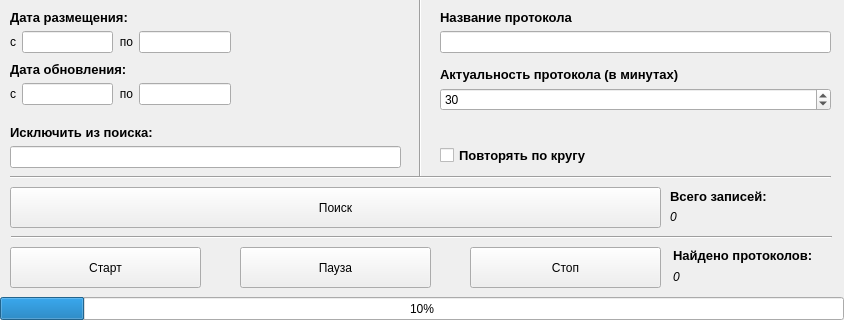
First picture: the form in gui.ui, repository jMurad/zakupki, before the edit; both pictures show x 0 to 844 and y 353 to 673 of the 844 by 673 pixel window.
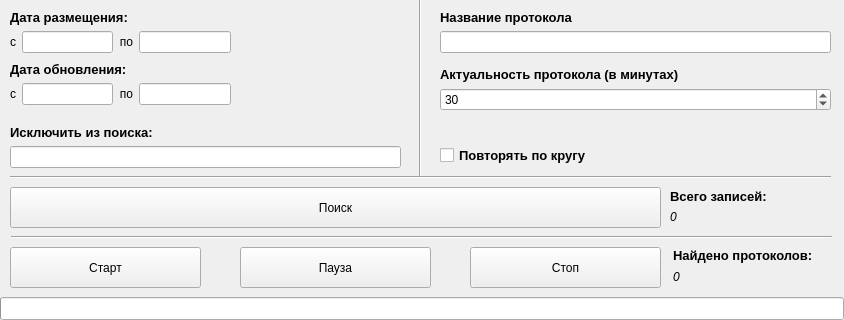
Second picture: the form after the edit.

Patch:
```diff
--- a/gui.ui
+++ b/gui.ui
@@ -576,13 +576,13 @@
      <number>1000</number>
     </property>
     <property name="value">
-     <number>100</number>
+     <number>0</number>
     </property>
     <property name="alignment">
      <set>Qt::AlignCenter</set>
     </property>
     <property name="textVisible">
-     <bool>true</bool>
+     <bool>false</bool>
     </property>
     <property name="textDirection">
      <enum>QProgressBar::TopToBottom</enum>
```
Left out of the diff: 2 changed lines with no effect on the pictures.
